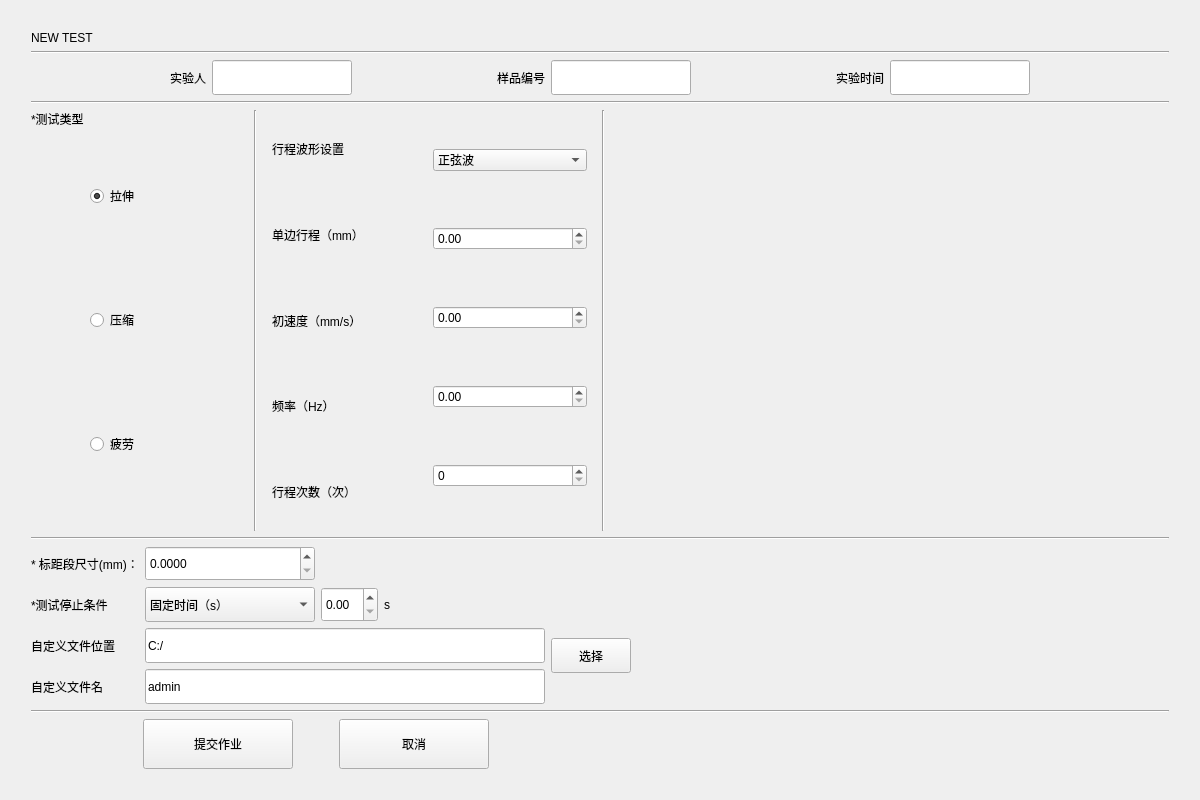
Before: the Qt Designer form newtestwidget.ui in Mr-tang0/TCP-basedmaterial-tensile-testing-machine-control-system, drawn with Qt 5.
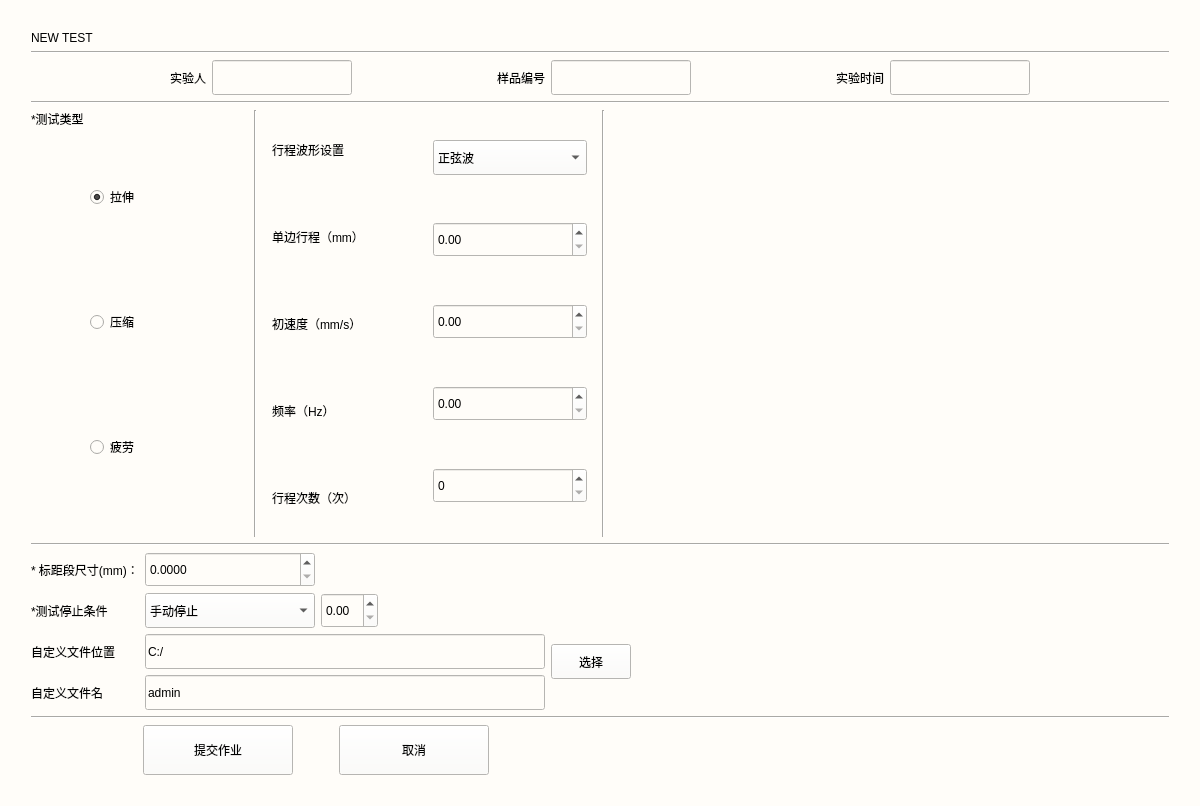
After: the same form once the commit is applied. The open tabs and pages were chosen to show the change.

What changed in the file:
```diff
--- a/newtestwidget.ui
+++ b/newtestwidget.ui
@@ -7,14 +7,15 @@
     <x>0</x>
     <y>0</y>
     <width>1200</width>
-    <height>800</height>
+    <height>806</height>
    </rect>
   </property>
   <property name="windowTitle">
    <string>Form</string>
   </property>
   <property name="styleSheet">
-   <string notr="true">font: 10pt &quot;黑体&quot;;</string>
+   <string notr="true">font: 10pt &quot;黑体&quot;;
+background-color: rgb(255, 253, 249);</string>
   </property>
   <layout class="QGridLayout" name="gridLayout_2">
    <item row="0" column="1">
@@ -221,6 +222,9 @@
             <layout class="QVBoxLayout" name="verticalLayout_7">
              <item>
               <widget class="QRadioButton" name="pull_radioButton">
+               <property name="styleSheet">
+                <string notr="true">font: 11pt &quot;Microsoft YaHei UI&quot;;</string>
+               </property>
                <property name="text">
                 <string>拉伸</string>
                </property>
@@ -244,6 +248,9 @@
              </item>
              <item>
               <widget class="QRadioButton" name="push_radioButton">
+               <property name="styleSheet">
+                <string notr="true">font: 11pt &quot;Microsoft YaHei UI&quot;;</string>
+               </property>
                <property name="text">
                 <string>压缩</string>
                </property>
@@ -264,6 +271,9 @@
              </item>
              <item>
               <widget class="QRadioButton" name="fatigue_radioButton">
+               <property name="styleSheet">
+                <string notr="true">font: 11pt &quot;Microsoft YaHei UI&quot;;</string>
+               </property>
                <property name="text">
                 <string>疲劳</string>
                </property>
@@ -536,6 +546,12 @@
                 <layout class="QVBoxLayout" name="verticalLayout_5">
                  <item>
                   <widget class="QComboBox" name="waveType_comboBox">
+                   <property name="minimumSize">
+                    <size>
+                     <width>0</width>
+                     <height>35</height>
+                    </size>
+                   </property>
                    <item>
                     <property name="text">
                      <string>正弦波</string>
@@ -567,7 +583,14 @@
                   </spacer>
                  </item>
                  <item>
-                  <widget class="QDoubleSpinBox" name="cycleLength_doubleSpinBox_8"/>
+                  <widget class="QDoubleSpinBox" name="cycleLength_doubleSpinBox_8">
+                   <property name="minimumSize">
+                    <size>
+                     <width>0</width>
+                     <height>35</height>
+                    </size>
+                   </property>
+                  </widget>
                  </item>
                  <item>
                   <spacer name="horizontalSpacer_30">
@@ -583,7 +606,14 @@
                   </spacer>
                  </item>
                  <item>
-                  <widget class="QDoubleSpinBox" name="cicleSpeed_doubleSpinBox_9"/>
+                  <widget class="QDoubleSpinBox" name="cicleSpeed_doubleSpinBox_9">
+                   <property name="minimumSize">
+                    <size>
+                     <width>0</width>
+                     <height>35</height>
+                    </size>
+                   </property>
+                  </widget>
                  </item>
                  <item>
                   <spacer name="horizontalSpacer_31">
@@ -599,7 +629,14 @@
                   </spacer>
                  </item>
                  <item>
-                  <widget class="QDoubleSpinBox" name="circleFrequecy_doubleSpinBox_11"/>
+                  <widget class="QDoubleSpinBox" name="circleFrequecy_doubleSpinBox_11">
+                   <property name="minimumSize">
+                    <size>
+                     <width>0</width>
+                     <height>35</height>
+                    </size>
+                   </property>
+                  </widget>
                  </item>
                  <item>
                   <spacer name="horizontalSpacer_32">
@@ -616,6 +653,12 @@
                  </item>
                  <item>
                   <widget class="QSpinBox" name="circleNumber_spinBox">
+                   <property name="minimumSize">
+                    <size>
+                     <width>0</width>
+                     <height>35</height>
+                    </size>
+                   </property>
                    <property name="maximum">
                     <number>9999999</number>
                    </property>
@@ -750,6 +793,9 @@
                      <height>35</height>
                     </size>
                    </property>
+                   <property name="currentIndex">
+                    <number>3</number>
+                   </property>
                    <item>
                     <property name="text">
                      <string>固定时间（s）</string>
@@ -787,7 +833,7 @@
                    <item>
                     <widget class="QLabel" name="unit_label">
                      <property name="text">
-                      <string>s</string>
+                      <string> </string>
                      </property>
                     </widget>
                    </item>
```
Left out of the diff: 25 changed lines with no effect on the pictures.
